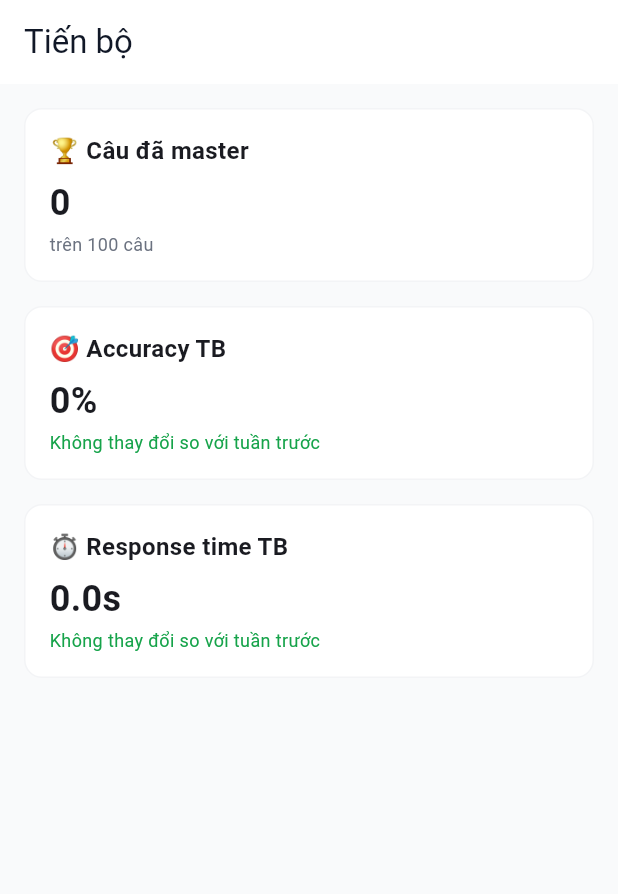
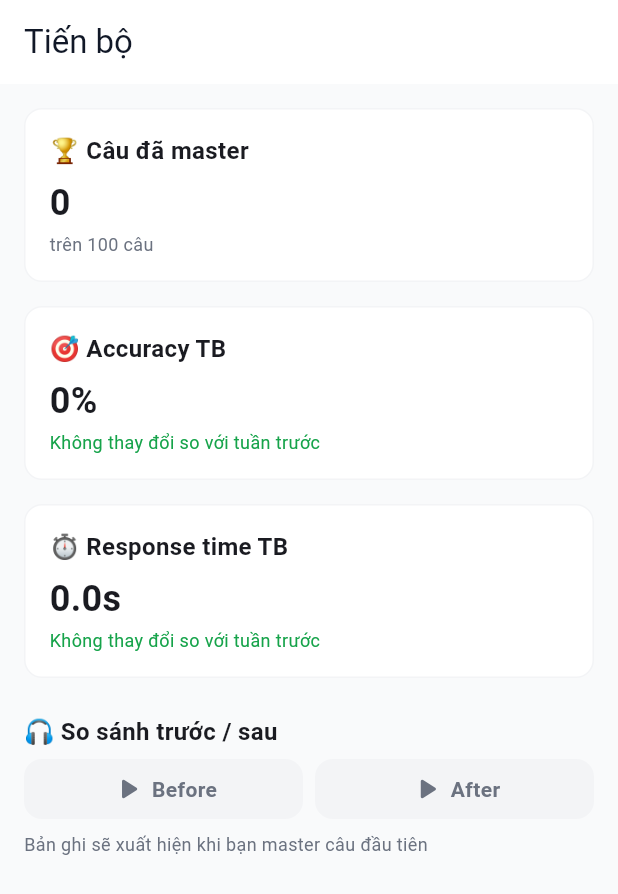
Before and after one commit to thienph3/english-speaking, a Flutter app: the ProgressScreen screen opened by its route, on a phone screen of 412 x 824 dp. Shown: the top 894 px of the screen. Run offline on Flutter 3.47's test engine with Material 3 defaults, Android fonts, the phone set to English and light mode, and no system bars; our stand-ins replace flutter_riverpod, freezed_annotation, go_router, just_audio, shared_preferences, supabase_flutter; missing offline and left inert: record, sherpa_onnx; accounts and stored records are empty; generated files the repository leaves out were written again.

Commit message:
feat(progress): integrate before/after player in dashboard

```diff
--- a/lib/features/progress/screens/progress_screen.dart
+++ b/lib/features/progress/screens/progress_screen.dart
@@ -3,6 +3,8 @@ import 'package:flutter_riverpod/flutter_riverpod.dart';
 
 import 'package:speakeng/core/theme.dart';
 import 'package:speakeng/features/progress/providers/progress_provider.dart';
+import 'package:speakeng/features/progress/widgets/before_after_player.dart';
+import 'package:speakeng/shared/services/audio_service.dart';
 
 /// Màn hình Progress Dashboard.
 ///
@@ -16,12 +18,23 @@ class ProgressScreen extends ConsumerStatefulWidget {
 }
 
 class _ProgressScreenState extends ConsumerState<ProgressScreen> {
+  final _audioService = AudioService();
+  String? _currentlyPlaying;
+  String? _beforeUrl;
+  String? _afterUrl;
+
   @override
   void initState() {
     super.initState();
     WidgetsBinding.instance.addPostFrameCallback((_) {
       ref.read(progressProvider.notifier).loadProgress();
     });
+  }
+
+  @override
+  void dispose() {
+    _audioService.dispose();
+    super.dispose();
   }
 
   @override
@@ -67,6 +80,8 @@ class _ProgressScreenState extends ConsumerState<ProgressScreen> {
           _buildAccuracyCard(state),
           const SizedBox(height: AppSpacing.md),
           _buildResponseTimeCard(state),
+          const SizedBox(height: AppSpacing.lg),
+          _buildBeforeAfterSection(),
         ],
       ),
     );
@@ -113,6 +128,43 @@ class _ProgressScreenState extends ConsumerState<ProgressScreen> {
     if (diff == 0) return 'Không thay đổi so với tuần trước';
     final sign = diff > 0 ? '+' : '';
     return '$sign${diff.toStringAsFixed(1)}$unit so với tuần trước';
+  }
+
+  Widget _buildBeforeAfterSection() {
+    return Column(
+      crossAxisAlignment: CrossAxisAlignment.start,
+      children: [
+        Text('🎧 So sánh trước / sau', style: AppTypography.h3),
+        const SizedBox(height: AppSpacing.sm),
+        BeforeAfterPlayer(
+          beforeUrl: _beforeUrl,
+          afterUrl: _afterUrl,
+          currentlyPlaying: _currentlyPlaying,
+          onPlayBefore: _beforeUrl != null ? () => _play('before') : null,
+          onPlayAfter: _afterUrl != null ? () => _play('after') : null,
+        ),
+        const SizedBox(height: AppSpacing.sm),
+        if (_beforeUrl == null && _afterUrl == null)
+          Text(
+            'Bản ghi sẽ xuất hiện khi bạn master câu đầu tiên',
+            style: AppTypography.bodySmall.copyWith(
+              color: AppColors.textSecondary,
+            ),
+          ),
+      ],
+    );
+  }
+
+  Future<void> _play(String which) async {
+    if (_currentlyPlaying == which) {
+      await _audioService.stop();
+      setState(() => _currentlyPlaying = null);
+      return;
+    }
+    final url = which == 'before' ? _beforeUrl! : _afterUrl!;
+    await _audioService.loadUrl(url);
+    await _audioService.play();
+    setState(() => _currentlyPlaying = which);
   }
 }
 
```
